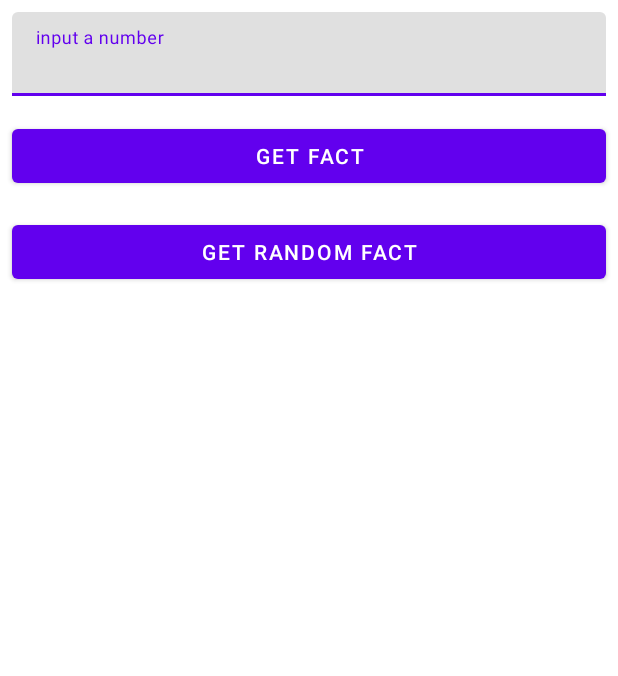
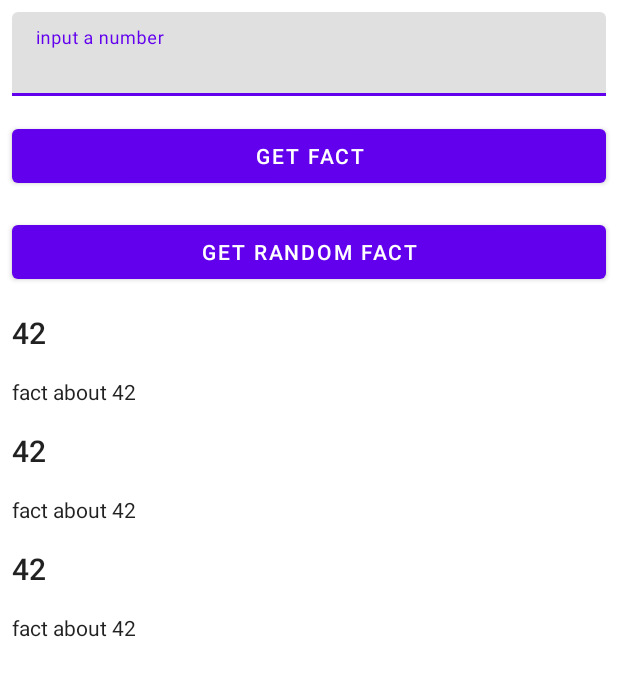
Before and after one commit to MIUSSPROG/NumberTestTask2, an Android app: the layout fragment_numbers.xml on its own in the app's theme, with its tools: preview values and no code run, on a phone screen of 412 x 824 dp. Shown: the top 676 px of the screen. Run offline under Robolectric (Android 15) with nearby library versions, the phone set to English and light mode, and no system bars.

Commit message:
numbers fragment ui

```diff
--- a/app/src/main/java/com/example/numbertesttask2/numbers/presentation/BaseTest.kt
+++ b/app/src/main/java/com/example/numbertesttask2/numbers/presentation/BaseTest.kt
@@ -7,12 +7,12 @@ abstract class BaseTest {
 
     protected class TestNumberCommunications : NumberCommunications {
 
-        val progressCalledList = mutableListOf<Boolean>()
+        val progressCalledList = mutableListOf<Int>()
         val stateCalledList = mutableListOf<UiState>()
         var timesShowList = 0
         val numbersList = mutableListOf<NumberUi>()
 
-        override fun showProgress(show: Boolean) {
+        override fun showProgress(show: Int) {
             progressCalledList.add(show)
         }
 
@@ -25,7 +25,7 @@ abstract class BaseTest {
             numbersList.addAll(list)
         }
 
-        override fun observerProgress(owner: LifecycleOwner, observer: Observer<Boolean>) = Unit
+        override fun observerProgress(owner: LifecycleOwner, observer: Observer<Int>) = Unit
 
         override fun observerState(owner: LifecycleOwner, observer: Observer<UiState>) = Unit
 
--- a/app/src/main/java/com/example/numbertesttask2/numbers/presentation/HandleNumbersRequest.kt
+++ b/app/src/main/java/com/example/numbertesttask2/numbers/presentation/HandleNumbersRequest.kt
@@ -1,5 +1,6 @@
 package com.example.numbertesttask2.numbers.presentation
 
+import android.view.View
 import androidx.lifecycle.viewModelScope
 import com.example.numbertesttask2.numbers.domain.NumbersResult
 import kotlinx.coroutines.CoroutineScope
@@ -21,10 +22,10 @@ interface HandleNumbersRequest {
             coroutineScope: CoroutineScope,
             block: suspend () -> NumbersResult
         ) {
-            communications.showProgress(true)
+            communications.showProgress(View.VISIBLE)
             coroutineScope.launch(dispatchers.io()){
                 val result = block.invoke()
-                communications.showProgress(false)
+                communications.showProgress(View.GONE)
                 result.map(numbersResultMapper)
             }
         }
--- a/app/src/main/java/com/example/numbertesttask2/numbers/presentation/NumberUi.kt
+++ b/app/src/main/java/com/example/numbertesttask2/numbers/presentation/NumberUi.kt
@@ -2,10 +2,14 @@ package com.example.numbertesttask2.numbers.presentation
 
 import android.widget.TextView
 
-data class NumberUi(private val id: String, private val fact: String) {
+data class NumberUi(private val id: String, private val fact: String): Mapper<Boolean, NumberUi> {
 
     fun map(head: TextView, subtitle: TextView){
         head.text = id
         subtitle.text = fact
     }
+
+    override fun map(source: NumberUi): Boolean {
+        return source.id == id
+    }
 }
--- a/app/src/main/java/com/example/numbertesttask2/numbers/presentation/NumbersResultMapper.kt
+++ b/app/src/main/java/com/example/numbertesttask2/numbers/presentation/NumbersResultMapper.kt
@@ -17,7 +17,7 @@ class NumbersResultMapper(
                 }
                 UiState.Success()
             } else
-                UiState.Error(errorMessage)
+                UiState.ShowError(errorMessage)
         )
     }
 }
--- a/app/src/main/res/layout/fragment_numbers.xml
+++ b/app/src/main/res/layout/fragment_numbers.xml
@@ -28,19 +28,20 @@
         android:layout_height="wrap_content"/>
 
     <com.google.android.material.textfield.TextInputLayout
+        android:id="@+id/textInputLayout"
         android:layout_margin="@dimen/margin_small"
         android:hint="@string/input_a_number"
         android:layout_width="match_parent"
         android:layout_height="wrap_content">
         <com.google.android.material.textfield.TextInputEditText
-            android:id="@+id/editText"
+            android:id="@+id/inputEditText"
             android:inputType="number"
             android:layout_width="match_parent"
             android:layout_height="wrap_content"/>
     </com.google.android.material.textfield.TextInputLayout>
 
     <Button
-        android:id="@+id/getFactButton"
+        android:id="@+id/factButton"
         android:text="@string/get_fact"
         android:layout_width="match_parent"
         android:layout_height="wrap_content"
@@ -48,7 +49,7 @@
         android:layout_margin="@dimen/margin_small"/>
 
     <Button
-        android:id="@+id/getRandomFactButton"
+        android:id="@+id/randomFactButton"
         android:text="@string/get_random_fact"
         android:layout_width="match_parent"
         android:layout_height="wrap_content"
@@ -56,6 +57,7 @@
 
     <androidx.recyclerview.widget.RecyclerView
         android:id="@+id/historyRecyclerView"
+        tools:listitem="@layout/number_layout"
         android:layout_width="match_parent"
         android:layout_height="match_parent"
         app:layoutManager="androidx.recyclerview.widget.LinearLayoutManager"/>
--- /dev/null
+++ b/app/src/main/res/layout/number_layout.xml
@@ -0,0 +1,25 @@
+<?xml version="1.0" encoding="utf-8"?>
+<LinearLayout xmlns:android="http://schemas.android.com/apk/res/android"
+    android:orientation="vertical"
+    xmlns:tools="http://schemas.android.com/tools"
+    android:layout_width="match_parent"
+    android:layout_height="wrap_content">
+
+    <TextView
+        android:id="@+id/titleTextView"
+        android:textAppearance="@style/TextAppearance.AppCompat.Title"
+        android:layout_width="match_parent"
+        android:layout_height="wrap_content"
+        android:padding="@dimen/margin_small"
+        tools:text="42" />
+
+    <TextView
+        android:id="@+id/subtitleTextView"
+        android:ellipsize="end"
+        android:textAppearance="@style/TextAppearance.AppCompat.Body1"
+        android:maxLines="1"
+        android:layout_width="match_parent"
+        android:layout_height="wrap_content"
+        android:padding="@dimen/margin_small"
+        tools:text="fact about 42" />
+</LinearLayout>
```
Also changed, not shown: app/src/main/java/com/example/numbertesttask2/numbers/presentation/NumbersAdapter.kt (added, +72 -0 lines), app/src/main/java/com/example/numbertesttask2/numbers/presentation/NumbersCommunications.kt (+6 -6 lines), app/src/main/java/com/example/numbertesttask2/numbers/presentation/NumbersFragment.kt (+64 -5 lines), app/src/main/java/com/example/numbertesttask2/numbers/presentation/NumbersViewModel.kt (+11 -3 lines), app/src/main/java/com/example/numbertesttask2/numbers/presentation/UiState.kt (+17 -19 lines), 2 other files.
